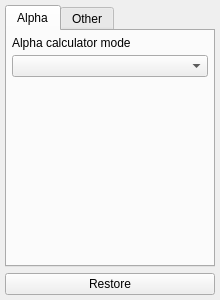
Above: WangscapeGui/OptionsEditor.ui from Wangscape/Wangscape before the change. Below: the same form after it.
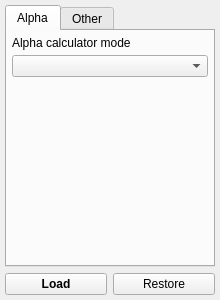
That is the form after the change. The open tabs and pages were chosen to show the change.

Commit message: Convert menu actions to buttons

```diff
--- a/WangscapeGui/OptionsEditor.ui
+++ b/WangscapeGui/OptionsEditor.ui
@@ -19,7 +19,7 @@
   <property name="minimumSize">
    <size>
     <width>220</width>
-    <height>150</height>
+    <height>167</height>
    </size>
   </property>
   <property name="windowTitle">
@@ -184,6 +184,19 @@
     </item>
     <item>
      <layout class="QHBoxLayout" name="horizontalLayout">
+      <item>
+       <widget class="QPushButton" name="loadOptionsButton">
+        <property name="font">
+         <font>
+          <weight>75</weight>
+          <bold>true</bold>
+         </font>
+        </property>
+        <property name="text">
+         <string>Load</string>
+        </property>
+       </widget>
+      </item>
       <item>
        <widget class="QPushButton" name="restoreOptionsButton">
         <property name="text">
```
Left out of the diff: 9 changed lines with no effect on the pictures. Lines whose indentation alone changed are shown as unchanged. The commit also changes 3 other files.
